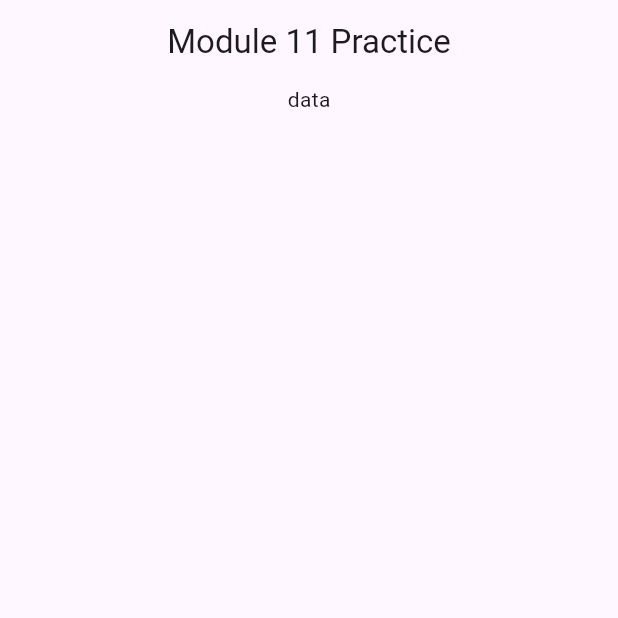
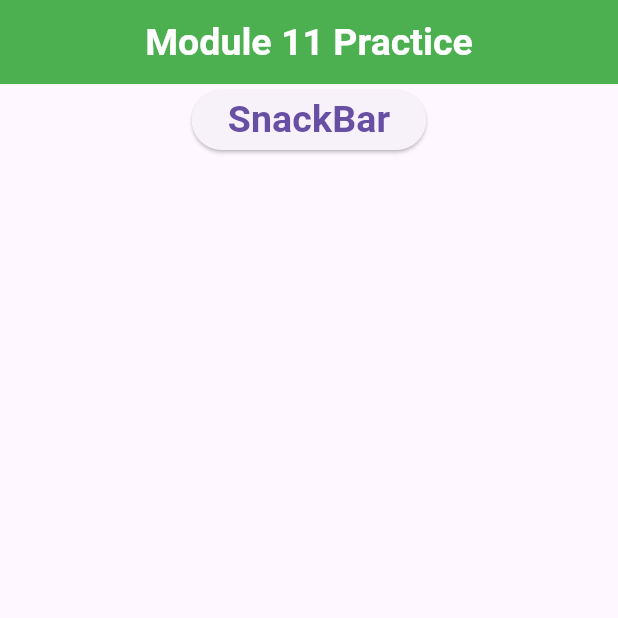
Before and after one commit to santorasu/module_11_practice, a Flutter app: the screen it shows after launch, on a phone screen of 412 x 824 dp, the top half of it. Run offline on Flutter 3.47's test engine with Material 3 defaults, Android fonts, the phone set to English and light mode, and no system bars.

Commit message:
Snackbar Practice

```diff
--- a/lib/main.dart
+++ b/lib/main.dart
@@ -10,6 +10,13 @@ class MyApp extends StatelessWidget {
   @override
   Widget build(BuildContext context) {
     return MaterialApp(
+      theme: ThemeData(
+          appBarTheme: const AppBarTheme(
+              color: Colors.green,
+              foregroundColor: Colors.white,
+              centerTitle: true,
+              titleTextStyle:
+                  TextStyle(fontWeight: FontWeight.bold, fontSize: 25))),
       debugShowCheckedModeBanner: false,
       title: "Module 11 Practice",
       home: HomePage(),
@@ -24,16 +31,26 @@ class HomePage extends StatelessWidget {
   Widget build(BuildContext context) {
     return Scaffold(
         appBar: AppBar(
-        title: Text("Module 11 Practice"),
+          title: const Text("Module 11 Practice"),
           centerTitle: true,
         ),
         body: Center(
           child: Column(
             children: [
-            Text("data")
+              ElevatedButton(
+                  onPressed: () {
+                    ScaffoldMessenger.of(context).showSnackBar(
+                        SnackBar(content: const Text("Hello SnackBar"),
+                        duration: const Duration(seconds: 5),
+                        action: SnackBarAction(label: 'Cancel', onPressed: (){}),
+                        ));
+                  },
+                  child: const Text(
+                    "SnackBar",
+                    style: TextStyle(fontSize: 25, fontWeight: FontWeight.bold),
+                  ))
             ],
           ),
-      )
-    );
+        ));
   }
 }
```
Lines whose indentation alone changed are shown as unchanged.
